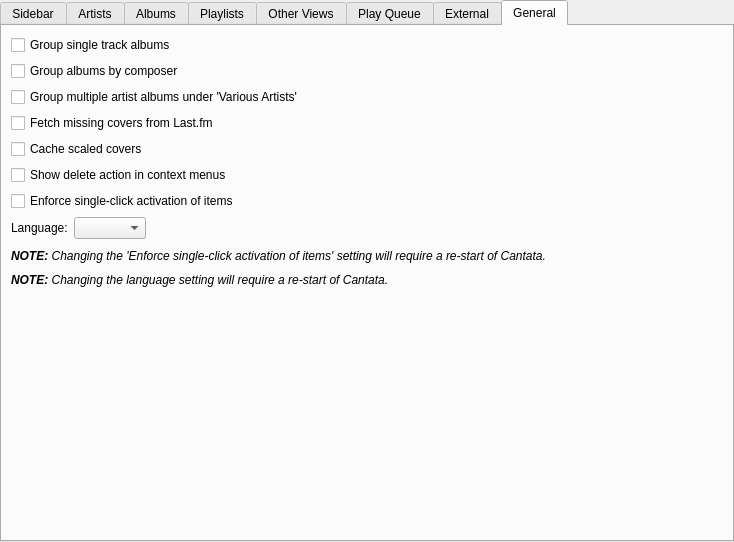
Qt form gui/interfacesettings.ui (CDrummond/cantata) before a commit.
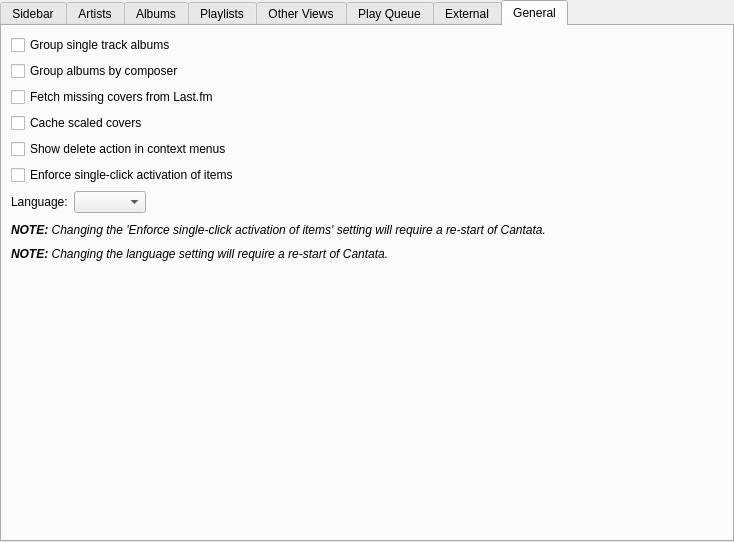
The same form after that commit. The open tabs and pages were chosen to show the change. Custom widgets are drawn as their Qt base class.

Commit message: Remove grouping of multiple-artist albums under 'Various Artists'

Patch:
```diff
--- a/gui/interfacesettings.ui
+++ b/gui/interfacesettings.ui
@@ -745,41 +745,34 @@
           </widget>
          </item>
          <item row="2" column="0" colspan="2">
-          <widget class="QCheckBox" name="groupMultiple">
-           <property name="text">
-            <string>Group multiple artist albums under 'Various Artists'</string>
-           </property>
-          </widget>
-         </item>
-         <item row="3" column="0" colspan="2">
           <widget class="QCheckBox" name="fetchCovers">
            <property name="text">
             <string>Fetch missing covers from Last.fm</string>
            </property>
           </widget>
          </item>
-         <item row="4" column="0" colspan="2">
+         <item row="3" column="0" colspan="2">
           <widget class="QCheckBox" name="cacheScaledCovers">
            <property name="text">
             <string>Cache scaled covers</string>
            </property>
           </widget>
          </item>
-         <item row="5" column="0" colspan="2">
+         <item row="4" column="0" colspan="2">
           <widget class="QCheckBox" name="showDeleteAction">
            <property name="text">
             <string>Show delete action in context menus</string>
            </property>
           </widget>
          </item>
-         <item row="6" column="0" colspan="2">
+         <item row="5" column="0" colspan="2">
           <widget class="QCheckBox" name="forceSingleClick">
            <property name="text">
             <string>Enforce single-click activation of items</string>
            </property>
           </widget>
          </item>
-         <item row="7" column="0">
+         <item row="6" column="0">
           <widget class="BuddyLabel" name="langLabel">
            <property name="text">
             <string>Language:</string>
@@ -789,7 +782,7 @@
            </property>
           </widget>
          </item>
-         <item row="7" column="1">
+         <item row="6" column="1">
           <widget class="QComboBox" name="lang"/>
          </item>
         </layout>
```
The commit also changes 15 other files.
